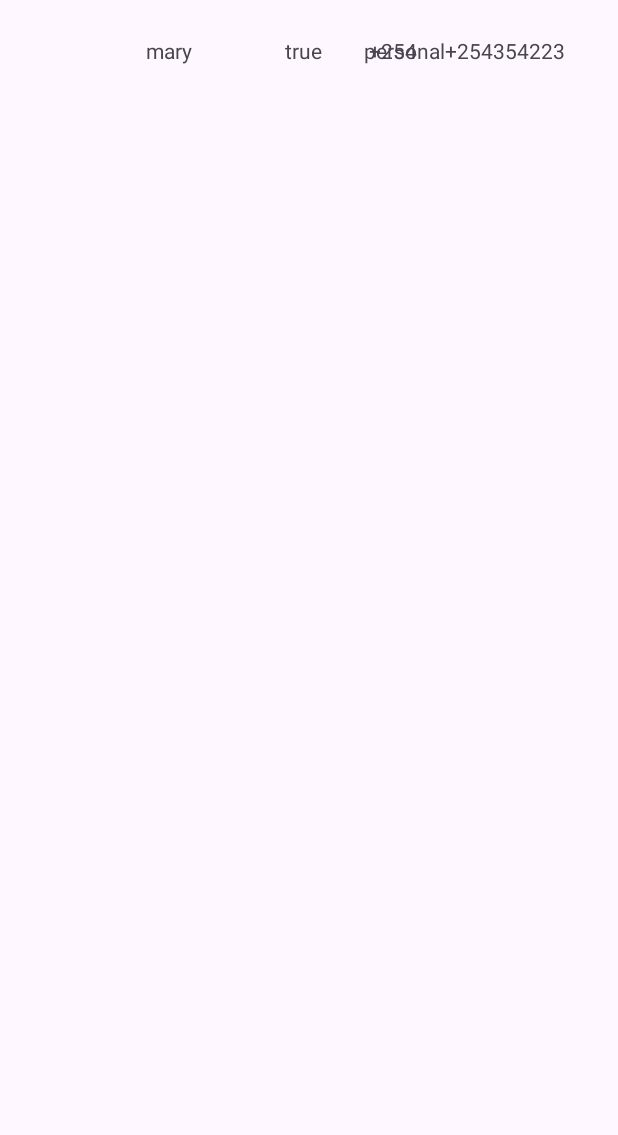
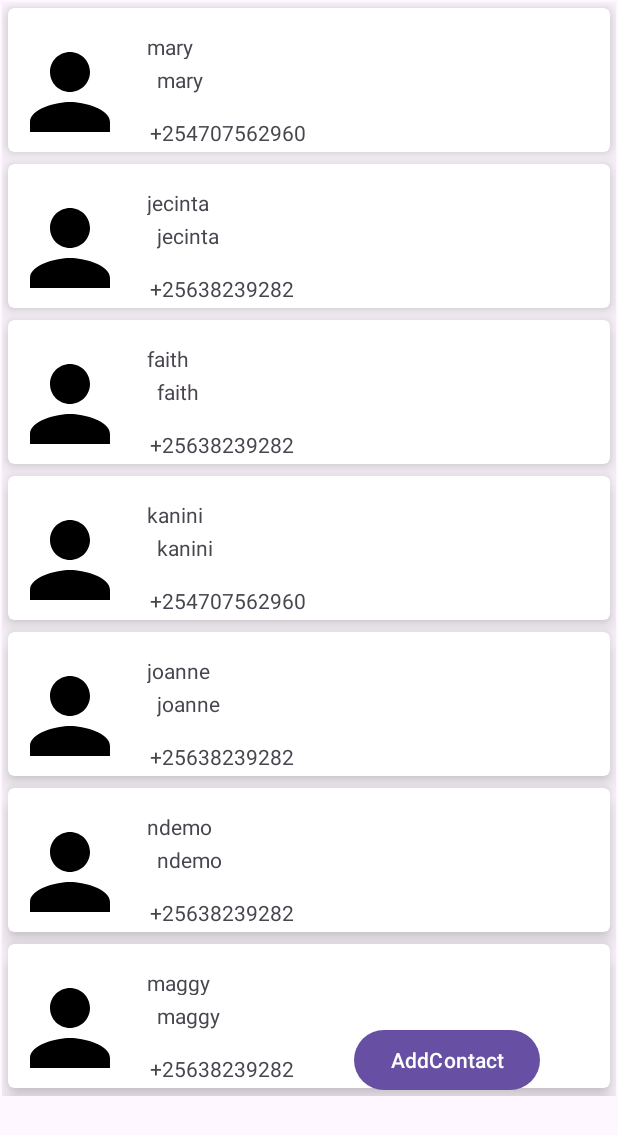
Before and after one commit to Loice-KaniniMwau/Contacts_app, an Android app: the screen it shows after launch (MainActivity), on a phone screen of 412 x 824 dp. Before the commit the part shown is almost empty. Shown: the top 1135 px of the screen. Run offline under Robolectric (Android 15) with nearby library versions, the phone set to English and light mode, and no system bars; our stand-ins replace Picasso; libraries missing offline, so code that uses them is left out: jp.wasabeef.picasso; pictures from the network do not load; 1 statement that could not run was skipped.

Commit message:
my contacts app

```diff
--- a/app/build.gradle
+++ b/app/build.gradle
@@ -44,4 +44,6 @@ dependencies {
     testImplementation 'junit:junit:4.13.2'
     androidTestImplementation 'androidx.test.ext:junit:1.1.3'
     androidTestImplementation 'androidx.test.espresso:espresso-core:3.4.0'
+    implementation 'com.squareup.picasso:picasso:2.8'
+    implementation 'jp.wasabeef:picasso-transformations:2.4.0'
 }
--- a/app/src/main/AndroidManifest.xml
+++ b/app/src/main/AndroidManifest.xml
@@ -1,6 +1,8 @@
 <?xml version="1.0" encoding="utf-8"?>
 <manifest xmlns:android="http://schemas.android.com/apk/res/android"
     xmlns:tools="http://schemas.android.com/tools">
+
+    <uses-permission android:name="android.permission.INTERNET" />
 
     <application
         android:allowBackup="true"
@@ -13,6 +15,9 @@
         android:theme="@style/Theme.TwitterClone"
         tools:targetApi="31">
         <activity
+            android:name=".ADDITIONAL_CONTACTS"
+            android:exported="false" />
+        <activity
             android:name=".MainActivity"
             android:exported="true">
             <intent-filter>
--- a/app/src/main/java/com/loice/twitterclone/Contacts_Data.kt
+++ b/app/src/main/java/com/loice/twitterclone/Contacts_Data.kt
@@ -2,18 +2,11 @@ package com.loice.twitterclone
 
 data class Contacts_Data(
     var avatar:String,
-//    var displayName:String,
-//    var handle:String,
-//    var tweet:String,
-//    var commentCount:Int,
-//    var likeCount:Int,
-//    var rtCount:Int
+
 var contact_name:String,
-    var country_code:String,
-    var phone_number:String,
-    var favourite:Boolean,
-    var contact_type:String,
-    var other_number:String,
+    var email:String,
+    var number:String,
+
 
 
 )
--- a/app/src/main/java/com/loice/twitterclone/MainActivity.kt
+++ b/app/src/main/java/com/loice/twitterclone/MainActivity.kt
@@ -1,5 +1,6 @@
 package com.loice.twitterclone
 
+import android.content.Intent
 import androidx.appcompat.app.AppCompatActivity
 import android.os.Bundle
 import androidx.recyclerview.widget.LinearLayoutManager
@@ -17,16 +18,33 @@ class MainActivity : AppCompatActivity() {
     override fun onResume() {
         super.onResume()
         displayContacts()
+     binding.btAdd.setOnClickListener {
+         val intent = Intent(this,ADDITIONAL_CONTACTS::class.java)
+         startActivity(intent)
+     }
     }
 
 
     fun displayContacts(){
-        val contact1=Contacts_Data("Silvia","mary","+254","+254707562960",true,"personal","+254354223")
-        val contact2=Contacts_Data("Mary","jecinta","+256","+25638239282",false,"business","+25675322")
-        var contactlist= mutableListOf(contact1,contact2)
+
+        val contact1=Contacts_Data("https://media.istockphoto.com/id/1407759041/photo/confident-happy-beautiful-hispanic-student-girl-indoor-head-shot-portrait.jpg?s=612x612&w=0&k=20&c=12CUDMMzA78XFt16_0PynybQ5O4EBpNSIWSlYsCA8Zc=","mary","mwauloicegmail.com","+254707562960")
+        val contact2=Contacts_Data("https://media.istockphoto.com/id/953079238/photo/smiling-man-with-hat-and-sunglasses.jpg?s=612x612&w=0&k=20&c=92ZabzQl2W9eu_8hwdkXuW_6DZ0qxiWYYOAaC2NE1do=","jecinta","jecinta@gmail.com","+25638239282")
+        val contact4=Contacts_Data("https://media.istockphoto.com/id/1437816897/photo/business-woman-manager-or-human-resources-portrait-for-career-success-company-we-are-hiring.jpg?s=612x612&w=0&k=20&c=tyLvtzutRh22j9GqSGI33Z4HpIwv9vL_MZw_xOE19NQ=","faith","faith@gmail.com","+25638239282")
+
+        val contact5=Contacts_Data("https://media.istockphoto.com/id/1386479313/photo/happy-millennial-afro-american-business-woman-posing-isolated-on-white.jpg?s=612x612&w=0&k=20&c=8ssXDNTp1XAPan8Bg6mJRwG7EXHshFO5o0v9SIj96nY=","kanini","kanini@gmail.com","+254707562960")
+        val contact6=Contacts_Data("https://media.istockphoto.com/id/1381221247/photo/beautiful-afro-girl-with-curly-hairstyle.jpg?s=612x612&w=0&k=20&c=oIKW-mPhNnz1o5ltYCtakMZthk8gaLbugmcl7KeH4IY=","joanne","joanne@gmail.com","+25638239282")
+        val contact7=Contacts_Data("https://media.istockphoto.com/id/1411155612/photo/side-profile-of-a-beautiful-young-black-woman-thinking-and-looking-powerful-standing-against.jpg?s=612x612&w=0&k=20&c=q64YMacmkFA78WDmlShv9Q44va-8k2iDaYFIkWNeyqg=","ndemo","ndemo@gmail.com","+25638239282")
+        val contact8=Contacts_Data("https://media.istockphoto.com/id/1411155612/photo/side-profile-of-a-beautiful-young-black-woman-thinking-and-looking-powerful-standing-against.jpg?s=612x612&w=0&k=20&c=q64YMacmkFA78WDmlShv9Q44va-8k2iDaYFIkWNeyqg=","maggy","maggy@gmail.com","+25638239282")
+        val contact9=Contacts_Data("https://media.istockphoto.com/id/1411155612/photo/side-profile-of-a-beautiful-young-black-woman-thinking-and-looking-powerful-standing-against.jpg?s=612x612&w=0&k=20&c=q64YMacmkFA78WDmlShv9Q44va-8k2iDaYFIkWNeyqg=","bosibori","bosibori@gmail.com","+25638239282")
+        val contact10=Contacts_Data("https://media.istockphoto.com/id/1411155612/photo/side-profile-of-a-beautiful-young-black-woman-thinking-and-looking-powerful-standing-against.jpg?s=612x612&w=0&k=20&c=q64YMacmkFA78WDmlShv9Q44va-8k2iDaYFIkWNeyqg=","joyce","joyce@gmail.com","+25638239282")
+
+
+        var contactlist= mutableListOf(contact1,contact2,contact4,contact5,contact6,contact7,contact8,contact9,contact10)
         val tweetAdapter=TweetAdapter(contactlist)
         binding.rvContacts.layoutManager=LinearLayoutManager(this)
         binding.rvContacts.adapter=tweetAdapter
 
     }
+
+
 }
--- a/app/src/main/java/com/loice/twitterclone/contacts_adapter.kt
+++ b/app/src/main/java/com/loice/twitterclone/contacts_adapter.kt
@@ -1,10 +1,14 @@
 package com.loice.twitterclone
 import android.view.LayoutInflater
 import android.view.ViewGroup
+import androidx.core.graphics.createBitmap
 import androidx.recyclerview.widget.RecyclerView
 import com.loice.twitterclone.databinding.ContactListBinding
+import com.squareup.picasso.Picasso
+import jp.wasabeef.picasso.transformations.CropCircleTransformation
 
 class TweetAdapter(var contact_list:List<Contacts_Data>):RecyclerView.Adapter<TweetViewHolder>() {
+    lateinit var contactListBinding: ContactListBinding
     override fun onCreateViewHolder(parent: ViewGroup, viewType: Int): TweetViewHolder {
         val binding=
             ContactListBinding.inflate(LayoutInflater.from(parent.context),parent,false)
@@ -12,21 +16,37 @@ class TweetAdapter(var contact_list:List<Contacts_Data>):RecyclerView.Adapter<Tw
 
     }
 
+
     override fun onBindViewHolder(holder: TweetViewHolder, position: Int) {
-        val currentTweet=contact_list.get(position)
+        val currentcontact=contact_list[position]
         val binding=holder.binding
-        binding.tvContactName.text=currentTweet.contact_name
-        binding.tvCountryCode.text = currentTweet.country_code
-        binding.tvPhoneNumber.text=currentTweet.phone_number
-        binding.tvFavourite.text=currentTweet.favourite.toString()
-        binding.tvContactType.text=currentTweet.contact_type
-        binding.tvOtherNumber.text=currentTweet.other_number
+//     binding.ivAvatar.tag=currentTweet.avatar
+        binding.tvContactName.text=currentcontact.contact_name
+        binding.tvemail.text=currentcontact.contact_name
+        binding.tvnumber.text=currentcontact.number
+        Picasso
+            .get()
+            .load(currentcontact.avatar)
+            .resize(80,80)
+            .centerCrop()
+            .transform(CropCircleTransformation())
+            .into(binding.ivAvatar)
+//            .placeholder(R.drawable.baseline_person_24)
+//        error(R.drawable.baseline_person_24)
+
+
+
+
+
+//
 
     }
+
 
     override fun getItemCount(): Int {
         return contact_list.size
     }
+
 }
 
 class TweetViewHolder(var binding: ContactListBinding):RecyclerView.ViewHolder(binding.root)
--- /dev/null
+++ b/app/src/main/res/drawable/baseline_person_24.xml
@@ -0,0 +1,5 @@
+<vector android:height="24dp" android:tint="#000000"
+    android:viewportHeight="24" android:viewportWidth="24"
+    android:width="24dp" xmlns:android="http://schemas.android.com/apk/res/android">
+    <path android:fillColor="@android:color/white" android:pathData="M12,12c2.21,0 4,-1.79 4,-4s-1.79,-4 -4,-4 -4,1.79 -4,4 1.79,4 4,4zM12,14c-2.67,0 -8,1.34 -8,4v2h16v-2c0,-2.66 -5.33,-4 -8,-4z"/>
+</vector>
--- a/app/src/main/res/layout/activity_main.xml
+++ b/app/src/main/res/layout/activity_main.xml
@@ -8,11 +8,23 @@
 
     <androidx.recyclerview.widget.RecyclerView
         android:id="@+id/rvContacts"
-        android:layout_width="326dp"
-        android:layout_height="70dp"
-        android:layout_marginStart="16dp"
-        android:layout_marginTop="8dp"
+        android:layout_width="409dp"
+        android:layout_height="729dp"
+        android:layout_marginStart="1dp"
+        android:layout_marginTop="1dp"
+        android:layout_marginEnd="1dp"
         app:layout_constraintEnd_toEndOf="parent"
         app:layout_constraintStart_toStartOf="parent"
         app:layout_constraintTop_toTopOf="parent" />
+
+    <Button
+        android:id="@+id/btAdd"
+        android:layout_width="wrap_content"
+        android:layout_height="wrap_content"
+        android:text="AddContact"
+        app:layout_constraintBottom_toBottomOf="@+id/rvContacts"
+        app:layout_constraintEnd_toEndOf="parent"
+        app:layout_constraintHorizontal_bias="0.82"
+        app:layout_constraintStart_toStartOf="parent" />
+
 </androidx.constraintlayout.widget.ConstraintLayout>
--- a/app/src/main/res/layout/contact_list.xml
+++ b/app/src/main/res/layout/contact_list.xml
@@ -1,83 +1,67 @@
 <?xml version="1.0" encoding="utf-8"?>
-<androidx.constraintlayout.widget.ConstraintLayout xmlns:android="http://schemas.android.com/apk/res/android"
+<androidx.cardview.widget.CardView
+    xmlns:android="http://schemas.android.com/apk/res/android"
     xmlns:app="http://schemas.android.com/apk/res-auto"
+    xmlns:tools="http://schemas.android.com/tools"
+    android:layout_width="match_parent"
+    android:layout_height="wrap_content"
+    android:layout_margin="4dp"
+    app:cardCornerRadius="4dp"
+    app:cardElevation="8dp"
+
+>
+<androidx.constraintlayout.widget.ConstraintLayout xmlns:android="http://schemas.android.com/apk/res/android" xmlns:app="http://schemas.android.com/apk/res-auto"
     xmlns:tools="http://schemas.android.com/tools"
     android:layout_width="match_parent"
     android:layout_height="wrap_content">
 
+    <TextView
+        android:id="@+id/tvContact_name"
+        android:layout_width="85dp"
+        android:layout_height="18dp"
+        android:layout_marginStart="17dp"
+        android:layout_marginTop="16dp"
+        android:layout_marginEnd="229dp"
+        android:text="Regina"
+        app:layout_constraintEnd_toEndOf="parent"
+        app:layout_constraintStart_toEndOf="@+id/ivAvatar"
+        app:layout_constraintTop_toTopOf="parent" />
+
     <ImageView
         android:id="@+id/ivAvatar"
-        android:layout_width="wrap_content"
-        android:layout_height="wrap_content"
+        android:layout_width="80dp"
+        android:layout_height="80dp"
+        android:layout_marginStart="1dp"
         android:layout_marginTop="16dp"
-        android:layout_marginBottom="107dp"
-        app:layout_constraintBottom_toBottomOf="parent"
+        app:layout_constraintStart_toStartOf="parent"
+        app:layout_constraintTop_toTopOf="parent"
+        app:srcCompat="@drawable/baseline_person_24" />
+
+    <TextView
+        android:id="@+id/tvemail"
+        android:layout_width="118dp"
+        android:layout_height="19dp"
+        android:layout_marginStart="18dp"
+        android:layout_marginTop="4dp"
+        android:layout_marginEnd="10dp"
+        android:text="regina@gmail.com"
         app:layout_constraintEnd_toEndOf="parent"
         app:layout_constraintHorizontal_bias="0.0"
-        app:layout_constraintStart_toStartOf="parent"
-        app:layout_constraintTop_toTopOf="parent"
-        app:layout_constraintVertical_bias="0.032"
-        tools:srcCompat="@tools:sample/avatars" />
-
-    <TextView
-        android:id="@+id/tvContact_name"
-        android:layout_width="107dp"
-        android:layout_height="43dp"
-        android:text="TextView"
-        app:layout_constraintEnd_toEndOf="parent"
-        app:layout_constraintHorizontal_bias="0.21"
-        app:layout_constraintStart_toEndOf="@+id/ivAvatar"
-        app:layout_constraintTop_toTopOf="@+id/ivAvatar" />
-
-    <TextView
-        android:id="@+id/tvCountry_code"
-        android:layout_width="93dp"
-        android:layout_height="41dp"
-        android:text="TextView"
-        app:layout_constraintEnd_toEndOf="parent"
-        app:layout_constraintHorizontal_bias="0.525"
-        app:layout_constraintStart_toEndOf="@+id/tvContact_name"
-        app:layout_constraintTop_toTopOf="@+id/tvContact_name" />
-
-    <TextView
-        android:id="@+id/tvPhone_number"
-        android:layout_width="wrap_content"
-        android:layout_height="wrap_content"
-        android:layout_marginTop="32dp"
-        android:layout_marginEnd="16dp"
-        android:text="TextView"
-        app:layout_constraintEnd_toEndOf="parent"
-        app:layout_constraintHorizontal_bias="0.15"
         app:layout_constraintStart_toEndOf="@+id/ivAvatar"
         app:layout_constraintTop_toBottomOf="@+id/tvContact_name" />
 
     <TextView
-        android:id="@+id/tvFavourite"
+        android:id="@+id/tvnumber"
         android:layout_width="wrap_content"
         android:layout_height="wrap_content"
-        android:text="TextView"
+        android:layout_marginStart="15dp"
+        android:layout_marginTop="16dp"
+        android:layout_marginEnd="257dp"
+        android:text="+254707563902"
         app:layout_constraintEnd_toEndOf="parent"
-        app:layout_constraintHorizontal_bias="0.46"
-        app:layout_constraintStart_toStartOf="parent"
-        app:layout_constraintTop_toBottomOf="@+id/ivAvatar" />
+        app:layout_constraintHorizontal_bias="0.043"
+        app:layout_constraintStart_toEndOf="@+id/ivAvatar"
+        app:layout_constraintTop_toBottomOf="@+id/tvemail" />
 
-    <TextView
-        android:id="@+id/tvContact_type"
-        android:layout_width="wrap_content"
-        android:layout_height="wrap_content"
-        android:text="TextView"
-        app:layout_constraintEnd_toEndOf="parent"
-        app:layout_constraintHorizontal_bias="0.258"
-        app:layout_constraintStart_toEndOf="@+id/tvFavourite"
-        app:layout_constraintTop_toTopOf="@+id/tvFavourite" />
-
-    <TextView
-        android:id="@+id/tvOther_number"
-        android:layout_width="wrap_content"
-        android:layout_height="wrap_content"
-        android:text="TextView"
-        app:layout_constraintEnd_toEndOf="parent"
-        app:layout_constraintHorizontal_bias="0.476"
-        app:layout_constraintStart_toEndOf="@+id/tvContact_type"
-        app:layout_constraintTop_toTopOf="@+id/tvContact_type" />
 </androidx.constraintlayout.widget.ConstraintLayout>
+</androidx.cardview.widget.CardView>
```
Also changed, not shown: app/src/main/java/com/loice/twitterclone/ADDITIONAL_CONTACTS.kt (added, +104 -0 lines), app/src/main/res/layout/activity_additional_contacts.xml (added, +87 -0 lines).
